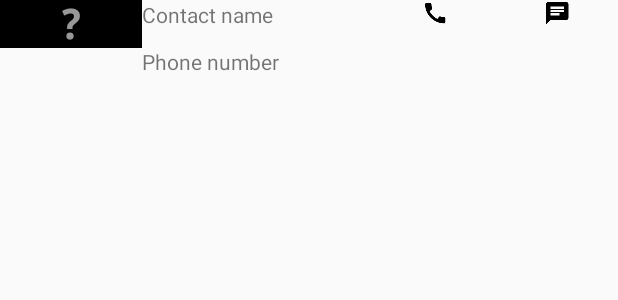
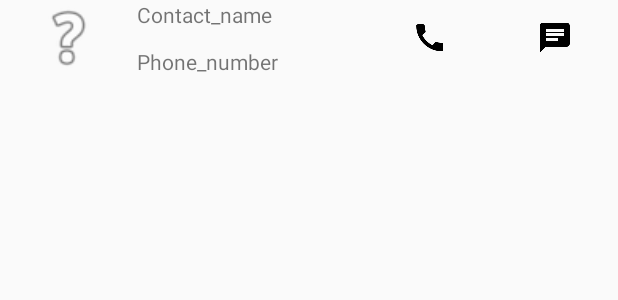
Before and after one commit to lubenard/ft_hangout, an Android app: the layout custom_contact_list_element.xml on its own in the app's theme, with its tools: preview values and no code run, on a phone screen of 412 x 824 dp. Shown: the top 300 px of the screen. Run offline under Robolectric (Android 15) with nearby library versions, the phone set to English and light mode, and no system bars.

Commit message:
Fixed bugs due to the transiton to Fragments + improved mainList. Now, not supplying phone will show email

```diff
--- a/app/src/main/AndroidManifest.xml
+++ b/app/src/main/AndroidManifest.xml
@@ -20,11 +20,5 @@
                 <category android:name="android.intent.category.LAUNCHER" />
             </intent-filter>
         </activity>
-        <activity android:name=".EditContact"
-            android:parentActivityName=".MainActivity">
-        </activity>
-        <activity android:name=".ContactDetails"
-            android:parentActivityName=".MainActivity">
-        </activity>
     </application>
 </manifest>
--- a/app/src/main/java/com/lubenard/ft_hangouts/DbManager.java
+++ b/app/src/main/java/com/lubenard/ft_hangouts/DbManager.java
@@ -108,12 +108,13 @@ public class DbManager extends SQLiteOpenHelper {
     public LinkedHashMap<Integer, ContactModel> getAllContactsForMainList() {
         LinkedHashMap<Integer, ContactModel> contactDatas = new LinkedHashMap<>();
 
-        String[] columns = new String[]{contactsTableId, contactsTableName, contactsTablePhoneNumber};
+        String[] columns = new String[]{contactsTableId, contactsTableName, contactsTablePhoneNumber, contactsTableEmail};
         Cursor cursor = readableDB.query(contactsTable,  columns, null, null, null, null, null);
 
         while (cursor.moveToNext()) {
             contactDatas.put(cursor.getInt(cursor.getColumnIndex(contactsTableId)), new ContactModel(cursor.getInt(cursor.getColumnIndex(contactsTableId)),
-                    cursor.getString(cursor.getColumnIndex(contactsTableName)), cursor.getString(cursor.getColumnIndex(contactsTablePhoneNumber)), null));
+                    cursor.getString(cursor.getColumnIndex(contactsTableName)), cursor.getString(cursor.getColumnIndex(contactsTablePhoneNumber)),
+                    cursor.getString(cursor.getColumnIndex(contactsTableEmail)),  null));
             //Log.d(TAG, "getStatApp adding " + cursor.getString(cursor.getColumnIndex(contactsTableName)) + " and value " + cursor.getString(cursor.getColumnIndex(contactsTablePhoneNumber)));
         }
         cursor.close();
--- a/app/src/main/java/com/lubenard/ft_hangouts/EditContact.java
+++ b/app/src/main/java/com/lubenard/ft_hangouts/EditContact.java
@@ -79,7 +79,7 @@ public class EditContact extends Fragment {
                     else
                         dbManager.updateContact(contactId, name, phoneNumber, email, address, birthday);
 
-                    //finish();
+                    getActivity().getSupportFragmentManager().popBackStackImmediate();
                     return true;
                 default:
                     return false;
--- a/app/src/main/res/layout/custom_contact_list_element.xml
+++ b/app/src/main/res/layout/custom_contact_list_element.xml
@@ -8,14 +8,13 @@
     <ImageView
         android:id="@+id/custom_view_contactImage"
         android:layout_width="wrap_content"
-        android:layout_height="wrap_content"
+        android:layout_height="match_parent"
         android:layout_weight="1"
-        android:background="@color/black"
         app:srcCompat="@android:drawable/ic_menu_help" />
 
     <LinearLayout
         android:layout_width="wrap_content"
-        android:layout_height="wrap_content"
+        android:layout_height="match_parent"
         android:layout_weight="1"
         android:orientation="vertical">
 
@@ -24,7 +23,9 @@
             android:layout_width="wrap_content"
             android:layout_height="wrap_content"
             android:layout_weight="1"
-            android:text="Contact name" />
+            android:text="Contact_name"
+            android:ellipsize="marquee"
+            android:singleLine="true"/>
 
         <TextView
             android:id="@+id/custom_view_contactPhoneNumber"
@@ -32,23 +33,24 @@
             android:layout_height="wrap_content"
             android:layout_weight="1"
             android:layout_marginTop="12dp"
-            android:text="Phone number" />
+            android:ellipsize="marquee"
+            android:text="Phone_number"
+            android:singleLine="true"/>
     </LinearLayout>
 
     <ImageButton
         android:id="@+id/call_contact"
         android:layout_width="wrap_content"
-        android:layout_height="wrap_content"
+        android:layout_height="match_parent"
         android:layout_weight="1"
         android:background="@android:color/transparent"
-        app:srcCompat="@drawable/baseline_call_black_18"/>
+        app:srcCompat="@drawable/baseline_call_black_24"/>
 
     <ImageButton
         android:id="@+id/message_contact"
         android:layout_width="wrap_content"
-        android:layout_height="wrap_content"
+        android:layout_height="match_parent"
         android:layout_weight="1"
         android:background="@android:color/transparent"
-        app:srcCompat="@drawable/baseline_chat_black_18" />
-
+        app:srcCompat="@drawable/baseline_chat_black_24" />
 </LinearLayout>
--- a/app/src/main/res/values/strings.xml
+++ b/app/src/main/res/values/strings.xml
@@ -21,4 +21,5 @@
     <string name="action_delete">Delete this contact</string>
     <string name="lastPause">Last time this app was put in pause was :</string>
     <string name="error_bad_id">Error: bad id. Please try again.</string>
+    <string name="no_info_provided">(no info provided)</string>
 </resources>
```
Also changed, not shown: app/src/main/java/com/lubenard/ft_hangouts/ContactModel.java (+7 -1 lines), app/src/main/java/com/lubenard/ft_hangouts/CustomListAdapter.java (+27 -7 lines), app/src/main/java/com/lubenard/ft_hangouts/MainFragment.java (+7 -3 lines).
